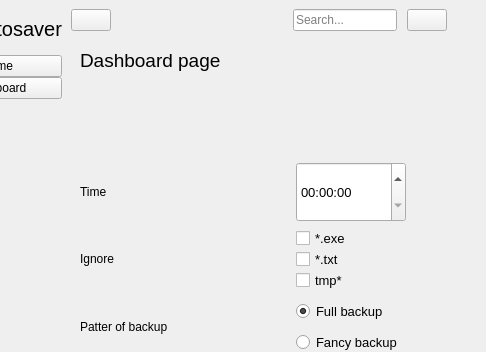
Qt form sidebar.ui (c0de1sl1fe/auto_saver_app) before a commit; both pictures show x 122 to 608 and y 0 to 352 of the 800 by 600 pixel window.
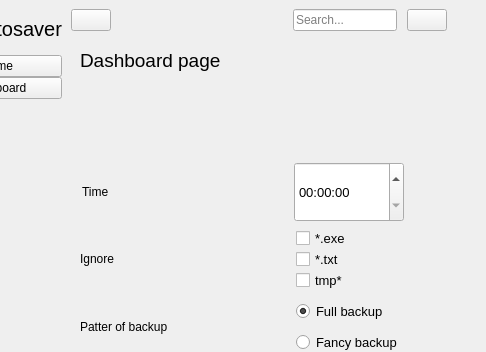
The same form after that commit. Icons and pictures are not drawn.

Commit message: ui fix time in dashboard

```diff
--- a/sidebar.ui
+++ b/sidebar.ui
@@ -949,6 +949,9 @@
            </item>
            <item row="2" column="0" colspan="3">
             <layout class="QHBoxLayout" name="horizontalLayout_6">
+             <property name="spacing">
+              <number>0</number>
+             </property>
              <item>
               <widget class="QLabel" name="label_4">
                <property name="minimumSize">
```
The commit also changes 1 other file.
